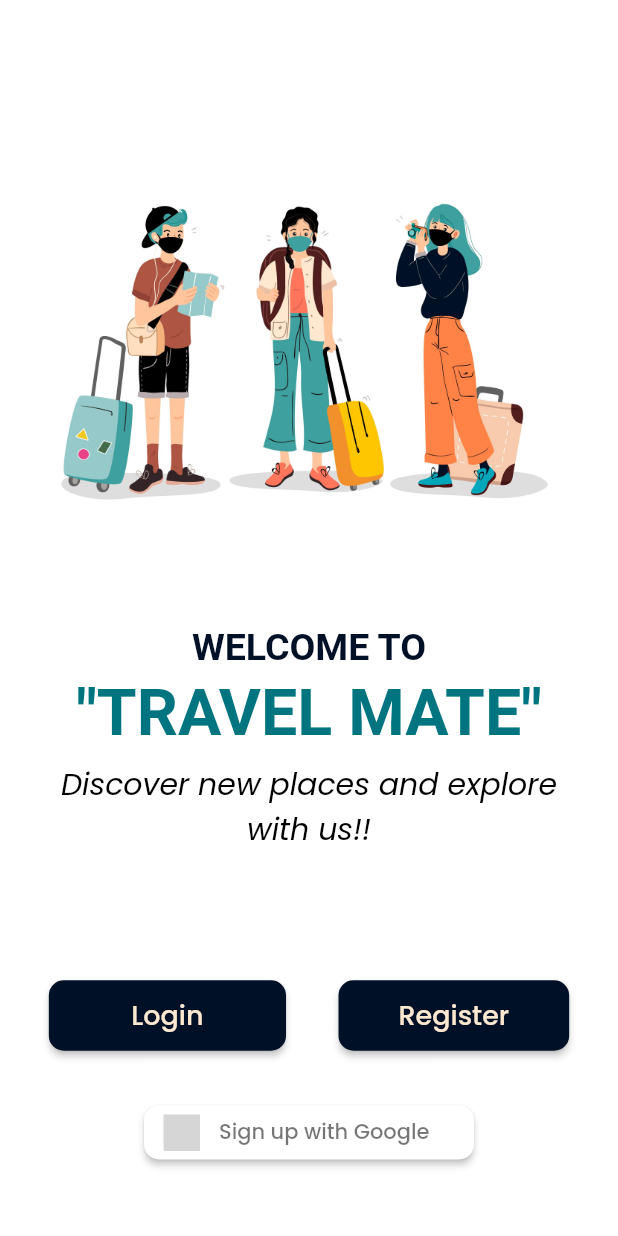
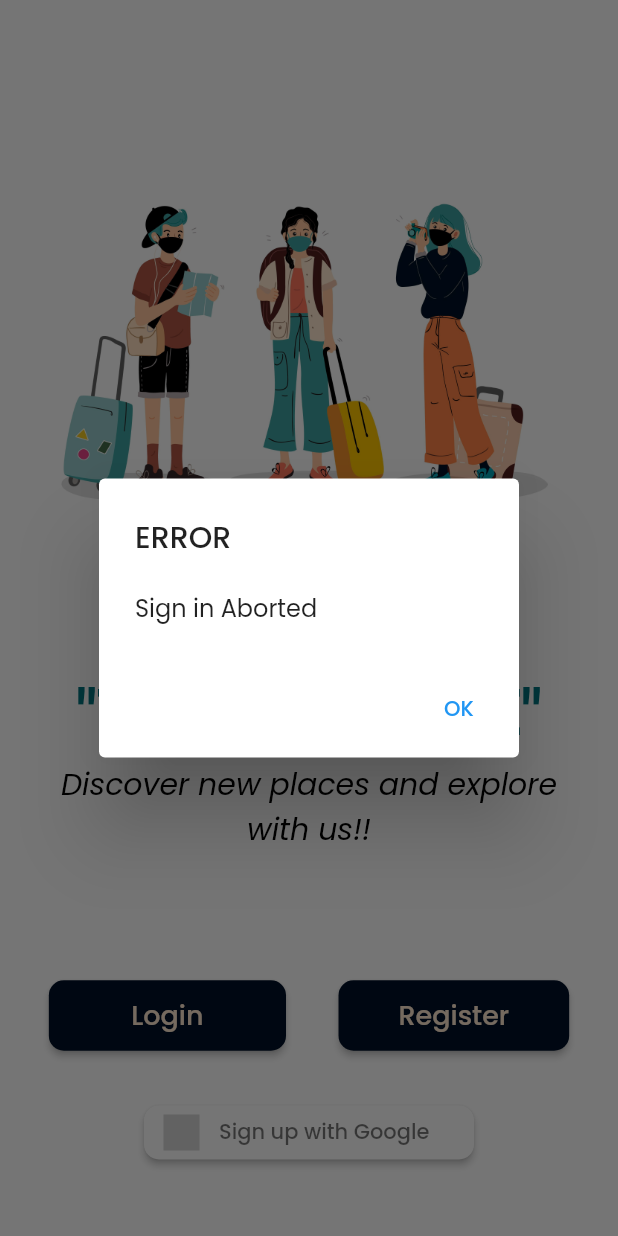
Before and after one commit to harbansi/travel_application, a Flutter app: the screen it shows after launch, after a tap on "Sign up with Google", on a phone screen of 412 x 824 dp. Run offline on Flutter 3.47's test engine with Material 2 defaults, Android fonts, the phone set to English and light mode, and no system bars; our stand-ins replace cached_network_image, cloud_firestore, firebase_auth, firebase_core, firebase_storage, flutter_signin_button and 7 more; missing offline and left inert: flutter_polyline_points; accounts and stored records are empty; grey boxes are pictures that could not be loaded.

Commit message:
git ignore

```diff
--- a/lib/auth/Start.dart
+++ b/lib/auth/Start.dart
@@ -37,7 +37,7 @@ class _StartState extends State<Start> {
         throw StateError('Missing Google Auth Token');
       }
     } else
-      throw StateError('Sign in Aborted');
+      throw showError('Sign in Aborted');
   }
 
   checkAuthentification() async {
@@ -47,6 +47,24 @@ class _StartState extends State<Start> {
             context, MaterialPageRoute(builder: (context) => Navigation()));
       }
     });
+  }
+
+  showError(String errormessage) {
+    showDialog(
+        context: context,
+        builder: (BuildContext context) {
+          return AlertDialog(
+            title: Text('ERROR'),
+            content: Text(errormessage),
+            actions: <Widget>[
+              TextButton(
+                  onPressed: () {
+                    Navigator.of(context).pop();
+                  },
+                  child: Text('OK'))
+            ],
+          );
+        });
   }
 
   navigateToLogin() async {
--- a/lib/auth/secrets.json
+++ /dev/null
@@ -1,4 +0,0 @@
-
-{
-    "api_key": "AIzaSyDt4IftMGOpHxDJiauV-S1BbmywXcMfsbE"
-}
--- a/lib/global.dart
+++ /dev/null
@@ -1,3 +0,0 @@
-library my_prj.globals;
-
-int count = 0;
--- a/lib/screen/bookmark.dart
+++ b/lib/screen/bookmark.dart
@@ -18,6 +18,11 @@ class _BookmarkState extends State<Bookmark> {
   CrudMethods crudMethods = CrudMethods();
   // user ->userId (document)->save
   //
+
+  @override
+  void initState() {
+    super.initState();
+  }
 
   @override
   Widget build(BuildContext context) {
```
Also changed, not shown: lib/screen/blog.dart (+7 -0 lines), 1 other file.
